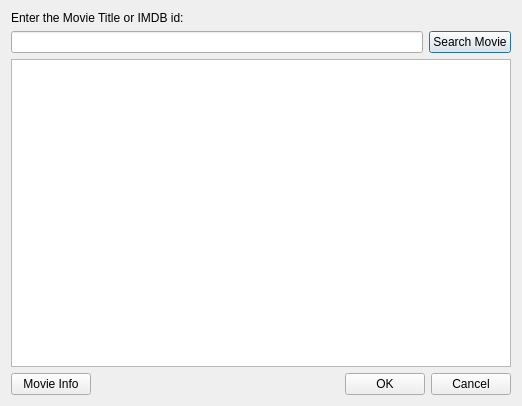
This is gui/imdb.ui in mamboitaliano21/subdownloader as Qt 5 draws it before an edit. The edited form follows.
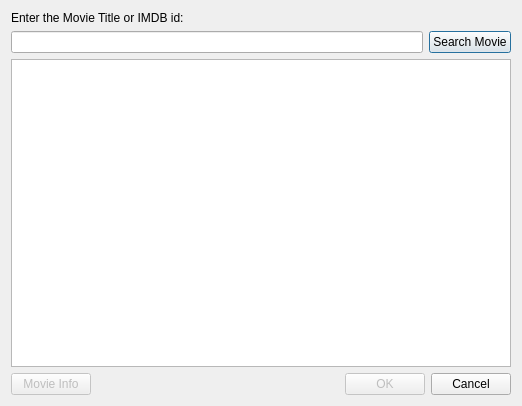
This is the edited form. Icons and pictures are not drawn. Custom widgets are drawn as their Qt base class.

Commit message: IMDB Search is working.

The edit to the form file:
```diff
--- a/gui/imdb.ui
+++ b/gui/imdb.ui
@@ -85,6 +85,9 @@
     <layout class="QHBoxLayout" >
      <item>
       <widget class="QPushButton" name="movieInfoButton" >
+       <property name="enabled" >
+        <bool>false</bool>
+       </property>
        <property name="text" >
         <string>Movie Info</string>
        </property>
@@ -114,6 +117,9 @@
      </item>
      <item>
       <widget class="QPushButton" name="okButton" >
+       <property name="enabled" >
+        <bool>false</bool>
+       </property>
        <property name="text" >
         <string>OK</string>
        </property>
```
Left out of the diff: 2 changed lines with no effect on the pictures. The commit also changes 4 other files.
